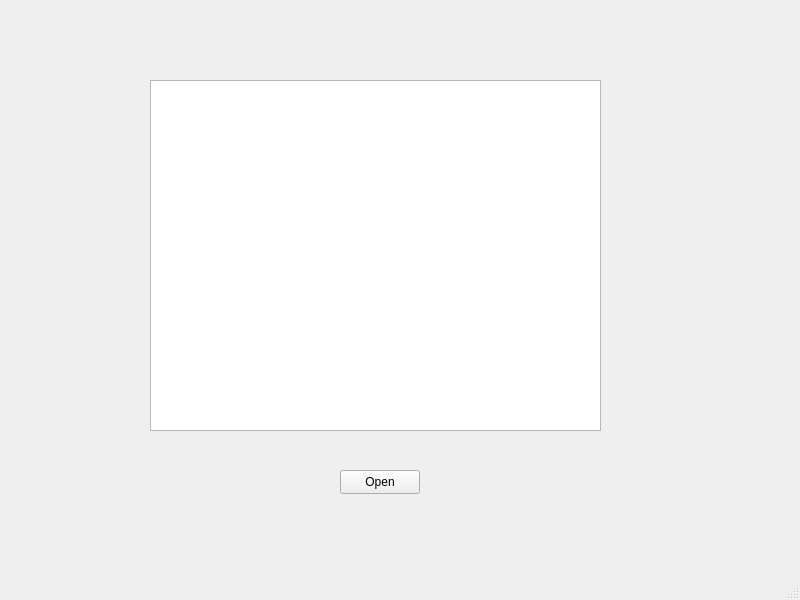
First picture: the form in RecipeMate/showmultirecipe.ui, repository RoryStaehelin/cs4076_Project, before the edit.
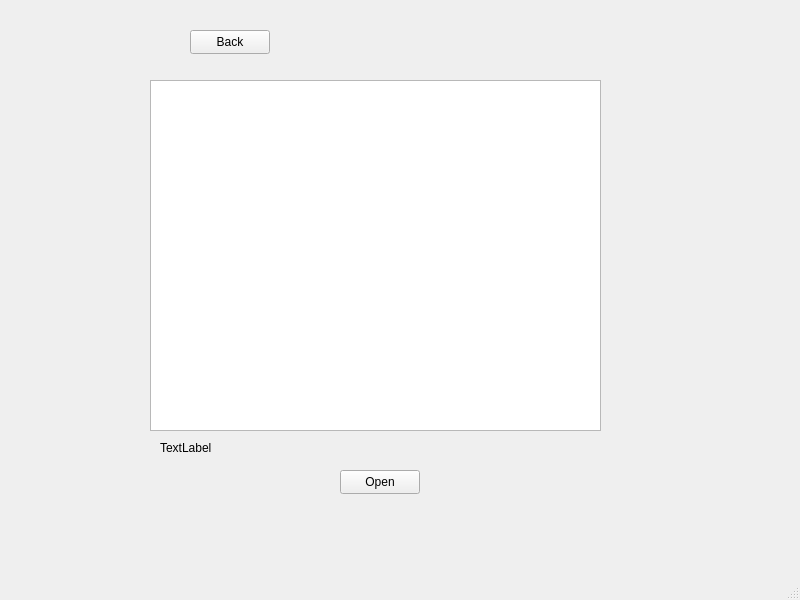
Second picture: the form after the edit.

```diff
--- a/RecipeMate/showmultirecipe.ui
+++ b/RecipeMate/showmultirecipe.ui
@@ -40,6 +40,32 @@
      <string>Open</string>
     </property>
    </widget>
+   <widget class="QPushButton" name="BackButton">
+    <property name="geometry">
+     <rect>
+      <x>190</x>
+      <y>30</y>
+      <width>80</width>
+      <height>24</height>
+     </rect>
+    </property>
+    <property name="text">
+     <string>Back</string>
+    </property>
+   </widget>
+   <widget class="QLabel" name="RecipeNumLabel">
+    <property name="geometry">
+     <rect>
+      <x>160</x>
+      <y>440</y>
+      <width>121</width>
+      <height>16</height>
+     </rect>
+    </property>
+    <property name="text">
+     <string>TextLabel</string>
+    </property>
+   </widget>
   </widget>
   <widget class="QMenuBar" name="menubar">
    <property name="geometry">
```
